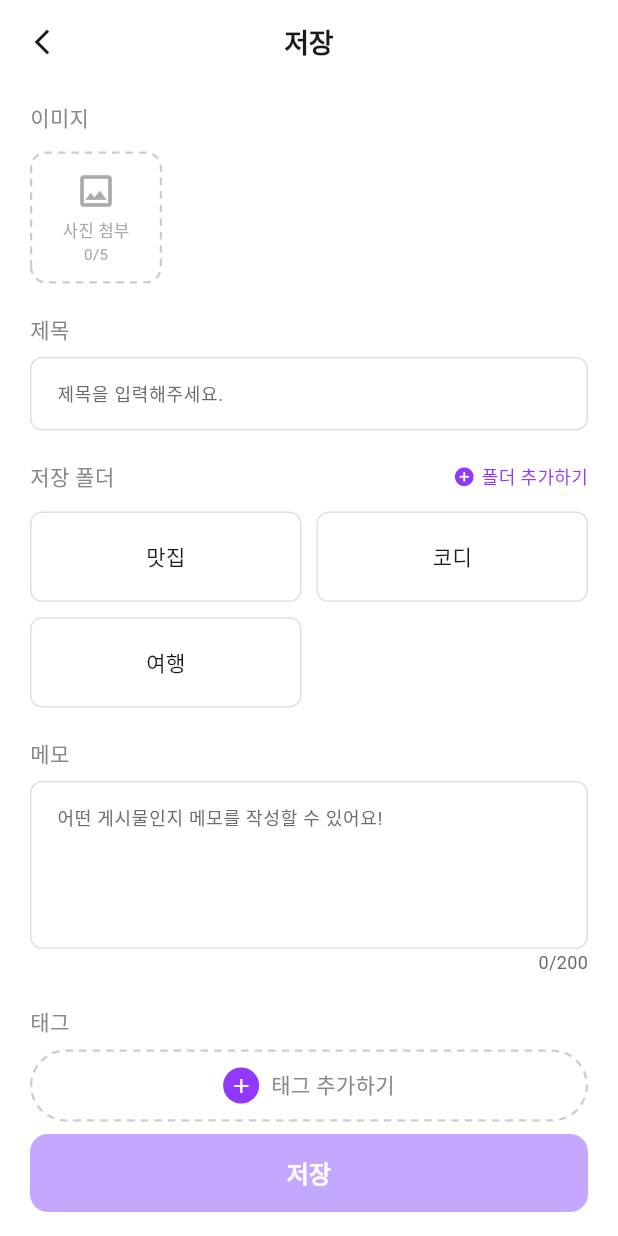
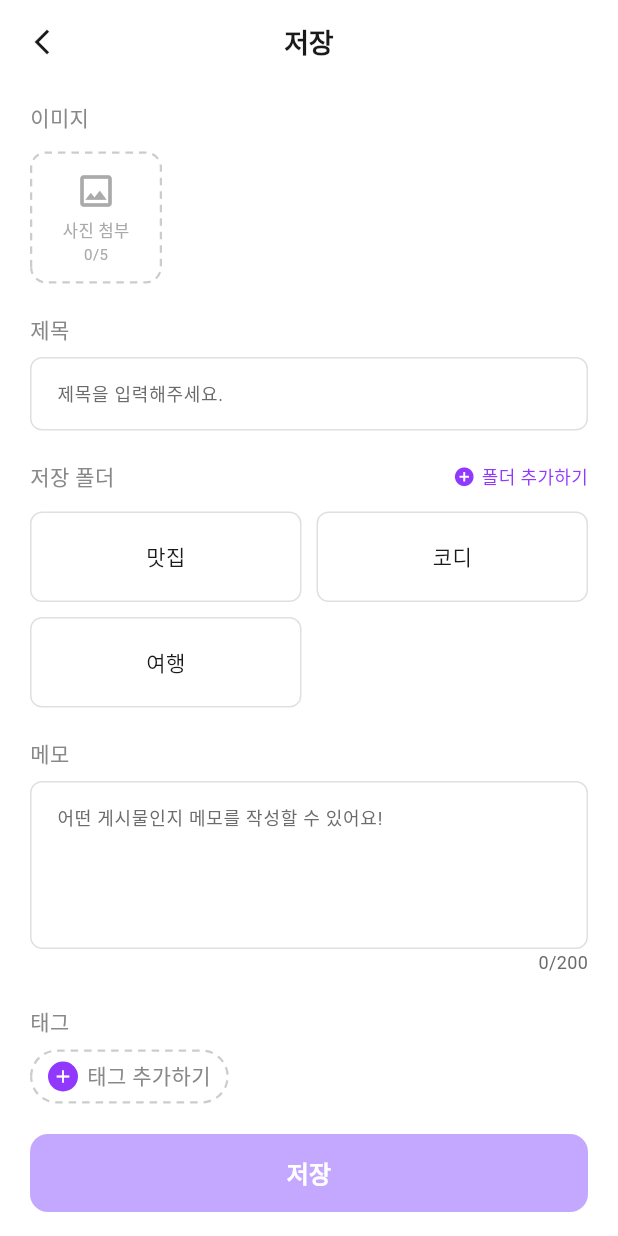
Before and after one commit to Team-Storoo/storoo_client, a Flutter app: the ImageSaveScreen screen opened directly, on a phone screen of 412 x 824 dp. Run offline on Flutter 3.47's test engine with Material 3 defaults, Android fonts, the phone set to English and light mode, and no system bars; our stand-ins replace image_picker, isar, shared_preferences; accounts and stored records are empty; generated files the repository leaves out were written again; Roboto replaces fonts that are missing (Pretendard); project files that could hold a hidden picture were left out.

Commit message:
[Update 저장 페이지 디자인 수정
태그 및 폴더 선택 디자인 수정

```diff
--- a/lib/screens/save/widgets/folder_selector.dart
+++ b/lib/screens/save/widgets/folder_selector.dart
@@ -76,8 +76,7 @@ class FolderSelector extends StatelessWidget {
             final isSelected = folder.id == selectedFolderId;
             return GestureDetector(
               onTap: () => onSelect(folder.id),
-              child: AnimatedContainer(
-                duration: const Duration(milliseconds: 150),
+              child: Container(
                 alignment: Alignment.center,
                 padding: const EdgeInsets.symmetric(horizontal: 8),
                 decoration: BoxDecoration(
--- a/lib/screens/save/widgets/tag_input_row.dart
+++ b/lib/screens/save/widgets/tag_input_row.dart
@@ -70,25 +70,31 @@ class _TagChip extends StatelessWidget {
   @override
   Widget build(BuildContext context) {
     return Container(
-      padding: const EdgeInsets.symmetric(horizontal: 10, vertical: 6),
+      padding: const EdgeInsets.symmetric(horizontal: 12, vertical: 7),
       decoration: BoxDecoration(
-        color: AppColors.primaryLight,
+        color: Colors.white,
         borderRadius: BorderRadius.circular(20),
+        border: Border.all(color: const Color(0xFFCCCCCC)),
       ),
       child: Row(
         mainAxisSize: MainAxisSize.min,
         children: [
           Text(
             label,
-            style: AppTextStyles.caption.copyWith(
-              color: AppColors.primary,
-              fontWeight: FontWeight.w500,
+            style: const TextStyle(
+              fontFamily: 'Pretendard',
+              fontSize: 14,
+              color: Color(0xFF333333),
             ),
           ),
-          const SizedBox(width: 4),
+          const SizedBox(width: 6),
           GestureDetector(
             onTap: onRemove,
-            child: const Icon(Icons.close, size: 14, color: AppColors.primary),
+            child: const Icon(
+              Icons.cancel,
+              size: 16,
+              color: Color(0xFF999999),
+            ),
           ),
         ],
       ),
@@ -108,23 +114,23 @@ class _AddTagChip extends StatelessWidget {
       child: CustomPaint(
         painter: DashedBorderPainter(
           color: const Color(0xFFCCCCCC),
-          radius: 24,
+          radius: 20,
         ),
         child: Padding(
-          padding: const EdgeInsets.symmetric(vertical: 12, horizontal: 16),
+          padding: const EdgeInsets.symmetric(vertical: 7, horizontal: 12),
           child: Row(
-            mainAxisAlignment: MainAxisAlignment.center,
+            mainAxisSize: MainAxisSize.min,
             children: [
               Container(
-                width: 24,
-                height: 24,
+                width: 20,
+                height: 20,
                 decoration: const BoxDecoration(
                   color: AppColors.primary,
                   shape: BoxShape.circle,
                 ),
-                child: const Icon(Icons.add, size: 16, color: Colors.white),
+                child: const Icon(Icons.add, size: 14, color: Colors.white),
               ),
-              const SizedBox(width: 8),
+              const SizedBox(width: 6),
               const Text(
                 '태그 추가하기',
                 style: TextStyle(
```
